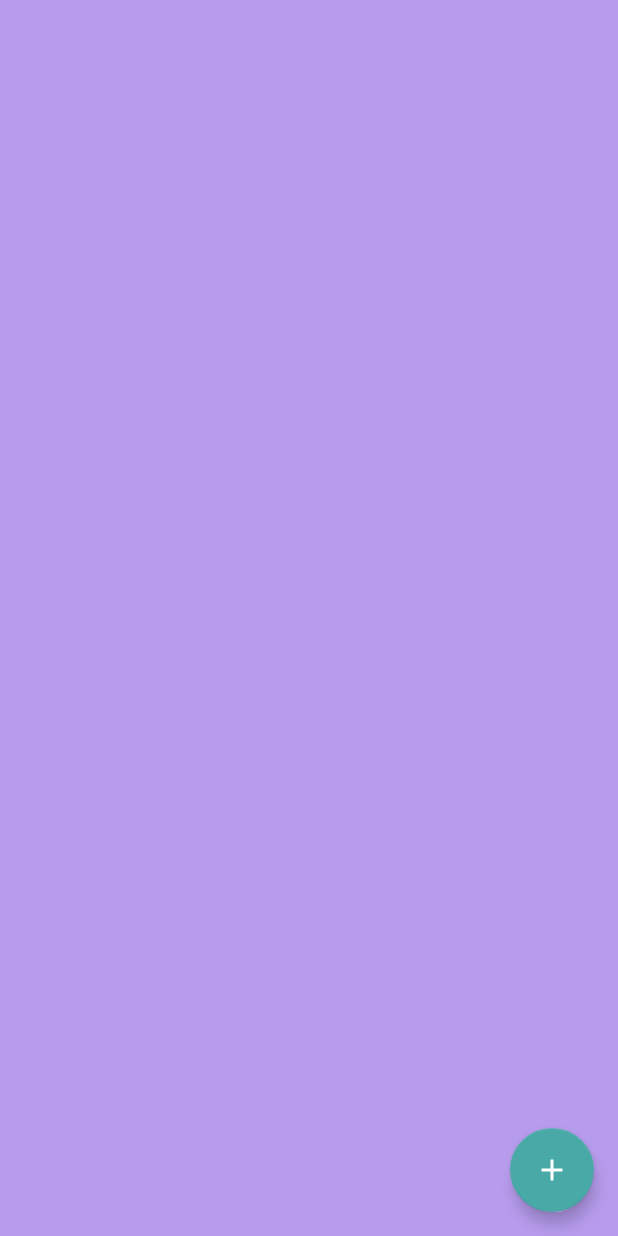
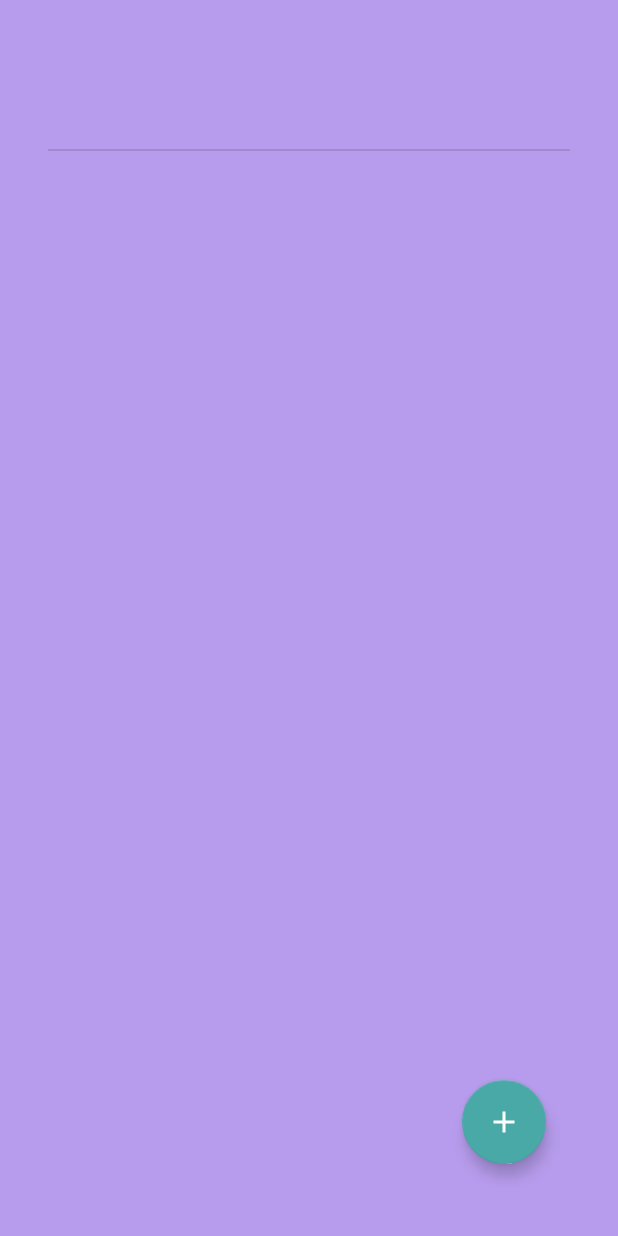
Before and after one commit to AnotherNoobDev/GymBud, an Android app: the layout fragment_item_list.xml on its own in the app's theme, with its tools: preview values and no code run, on a phone screen of 412 x 824 dp. Run offline under Robolectric (Android 15) with nearby library versions, the phone set to English and light mode, and no system bars.

Commit message:
improved displaying of item list from template collection

```diff
--- a/app/src/main/java/com/example/gymbud/ui/viewbuilder/TemplateWithItemsDetailView.kt
+++ b/app/src/main/java/com/example/gymbud/ui/viewbuilder/TemplateWithItemsDetailView.kt
@@ -43,6 +43,9 @@ class TemplateWithItemsDetailView(
         val divider1 = LayoutDetailDividerBinding.inflate(inflater).root
 
         _itemListBinding = FragmentItemListBinding.inflate(inflater)
+        itemListBinding.root.setPadding(0,0,0,0)
+        itemListBinding.title.root.visibility = View.GONE
+        itemListBinding.titleDivider.visibility = View.GONE
         itemListBinding.addItemFab.isVisible  = false
         itemListBinding.recyclerView.adapter = itemListAdapter
 
--- a/app/src/main/java/com/example/gymbud/ui/viewbuilder/TemplateWithItemsEditView.kt
+++ b/app/src/main/java/com/example/gymbud/ui/viewbuilder/TemplateWithItemsEditView.kt
@@ -140,6 +140,9 @@ class TemplateWithItemsEditView(
     private fun inflateItemList(inflater: LayoutInflater): View {
         _itemListBinding = FragmentItemListBinding.inflate(inflater)
 
+        itemListBinding.root.setPadding(0,0,0,0)
+        itemListBinding.title.root.visibility = View.GONE
+        itemListBinding.titleDivider.visibility = View.GONE
         itemListBinding.addItemFab.isVisible  = false
         itemListBinding.recyclerView.adapter = itemListAdapter
 
--- a/app/src/main/java/com/example/gymbud/ui/viewbuilder/TemplateWithItemsRecyclerViewAdapter.kt
+++ b/app/src/main/java/com/example/gymbud/ui/viewbuilder/TemplateWithItemsRecyclerViewAdapter.kt
@@ -6,8 +6,6 @@ import android.view.LayoutInflater
 import android.view.View
 import android.view.ViewGroup
 import android.widget.RelativeLayout
-import androidx.core.content.ContextCompat
-import androidx.core.graphics.toColor
 import androidx.recyclerview.widget.DiffUtil
 import androidx.recyclerview.widget.RecyclerView
 import androidx.recyclerview.widget.ListAdapter
--- a/app/src/main/res/layout/fragment_item_list.xml
+++ b/app/src/main/res/layout/fragment_item_list.xml
@@ -4,20 +4,32 @@
     xmlns:app="http://schemas.android.com/apk/res-auto"
     xmlns:tools="http://schemas.android.com/tools"
     android:layout_width="match_parent"
-    android:layout_height="match_parent">
+    android:layout_height="match_parent"
+    android:layout_margin="16dp"
+    android:padding="16dp">
+
+    <include
+        layout="@layout/layout_detail_name"
+        android:id="@+id/title"/>
+
+    <View
+        android:id="@+id/title_divider"
+        android:layout_width="match_parent"
+        android:layout_height="1dp"
+        android:background="?android:attr/listDivider"
+        app:layout_constraintTop_toBottomOf="@id/title"
+        app:layout_constraintStart_toStartOf="parent"/>
 
     <androidx.recyclerview.widget.RecyclerView
         android:id="@+id/recycler_view"
         android:name="com.example.gymbud.ItemFragment"
         android:layout_width="match_parent"
-        android:layout_height="match_parent"
+        android:layout_height="wrap_content"
         android:scrollbars="vertical"
         app:layoutManager="LinearLayoutManager"
-        app:layout_constraintBottom_toBottomOf="parent"
         app:layout_constraintEnd_toEndOf="parent"
-        app:layout_constraintTop_toTopOf="parent"
-        tools:context=".ui.ItemListFragment"
-        tools:listitem="@layout/fragment_item" />
+        app:layout_constraintTop_toBottomOf="@id/title_divider"
+        tools:context=".ui.ItemListFragment"/>
 
     <com.google.android.material.floatingactionbutton.FloatingActionButton
         android:id="@+id/add_item_fab"
@@ -28,6 +40,4 @@
         android:src="@drawable/ic_add_24"
         app:layout_constraintEnd_toEndOf="parent"
         app:layout_constraintBottom_toBottomOf="parent"/>
-
-
 </androidx.constraintlayout.widget.ConstraintLayout>
--- a/app/src/main/res/layout/layout_detail_name.xml
+++ b/app/src/main/res/layout/layout_detail_name.xml
@@ -5,13 +5,12 @@
     xmlns:app="http://schemas.android.com/apk/res-auto"
     xmlns:tools="http://schemas.android.com/tools"
     android:layout_width="match_parent"
-    android:layout_height="match_parent">
+    android:layout_height="wrap_content">
 
     <TextView
         android:id="@+id/name"
         android:layout_width="match_parent"
         android:layout_height="wrap_content"
-        android:text="TextView"
         android:textAlignment="center"
         android:textAppearance="?attr/textAppearanceHeadline6"
         app:layout_constraintStart_toStartOf="parent"
```
Also changed, not shown: app/src/main/java/com/example/gymbud/ui/ItemListFragment.kt (+12 -2 lines), app/src/main/java/com/example/gymbud/ui/ItemListRecyclerViewAdapter.kt (+18 -11 lines), app/src/main/res/layout/fragment_item.xml (deleted, +0 -7 lines).
